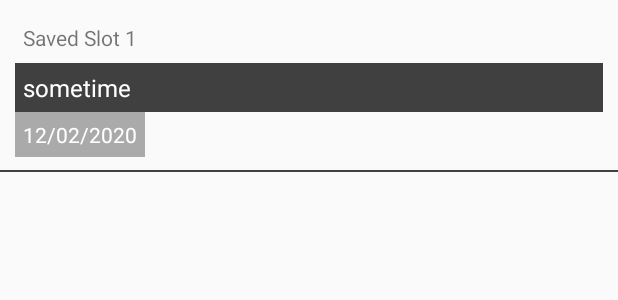
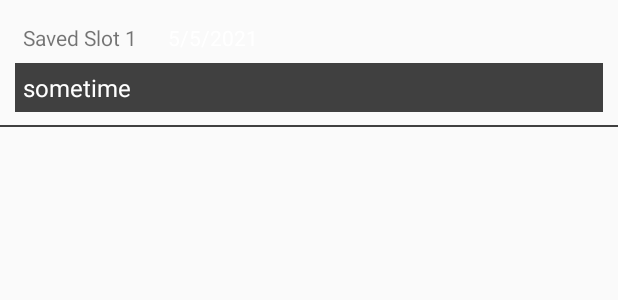
Before and after one commit to de2rick/StudyTimer, an Android app: the layout layout_time.xml on its own in the app's theme, with its tools: preview values and no code run, on a phone screen of 412 x 824 dp. Shown: the top 300 px of the screen. Run offline under Robolectric (Android 15) with nearby library versions, the phone set to English and light mode, and no system bars.

Commit message:
history+date

```diff
--- a/app/src/main/res/layout/activity_history.xml
+++ b/app/src/main/res/layout/activity_history.xml
@@ -1,6 +1,6 @@
 <?xml version="1.0" encoding="utf-8"?>
 
-<RelativeLayout xmlns:android="http://schemas.android.com/apk/res/android"
+<ScrollView xmlns:android="http://schemas.android.com/apk/res/android"
 
     android:layout_width="match_parent"
     android:layout_height="match_parent"
@@ -23,4 +23,4 @@
         />
 
 
-</RelativeLayout>
+</ScrollView>
--- a/app/src/main/res/layout/layout_time.xml
+++ b/app/src/main/res/layout/layout_time.xml
@@ -1,16 +1,19 @@
 <?xml version="1.0" encoding="utf-8"?>
-<LinearLayout xmlns:android="http://schemas.android.com/apk/res/android"
+<RelativeLayout xmlns:android="http://schemas.android.com/apk/res/android"
     android:orientation="vertical"
     android:layout_width="match_parent"
     android:layout_height="wrap_content"
     android:background="@drawable/history_border">
+
     <TextView
+        android:id="@+id/t1"
         android:layout_width="wrap_content"
         android:layout_height="wrap_content"
         android:text="Saved Slot 1"
         android:padding="5dp"
         android:layout_marginLeft="10dp">
     </TextView>
+
     <TextView
         android:id="@+id/txt_task_name"
         android:layout_width="match_parent"
@@ -22,17 +25,19 @@
         android:layout_marginStart="10dp"
         android:layout_marginEnd="10dp"
         android:background="@color/gray"
-        android:layout_marginTop="2dp"/>
+        android:layout_marginTop="2dp"
+        android:layout_below="@+id/t1"/>
+
     <TextView
         android:id="@+id/txt_date"
         android:layout_width="wrap_content"
         android:layout_height="wrap_content"
-        android:text="12/02/2020"
+        android:layout_marginStart="10dp"
+        android:layout_marginLeft="15dp"
+        android:layout_marginEnd="10dp"
+        android:layout_toRightOf="@+id/t1"
         android:padding="5dp"
-        android:layout_marginStart="10dp"
-        android:layout_marginEnd="10dp"
-        android:background="@android:color/darker_gray"
-        android:textColor="@android:color/white"/>
+        android:text="5/5/2021"
+        android:textColor="@android:color/white" />
 
-
-</LinearLayout>
+</RelativeLayout>
```
Also changed, not shown: app/src/main/java/com/example/studytimer/History.java (+0 -15 lines), app/src/main/java/com/example/studytimer/MainActivity.java (+20 -2 lines), app/src/main/java/com/example/studytimer/TimerModel.java (+6 -4 lines).
